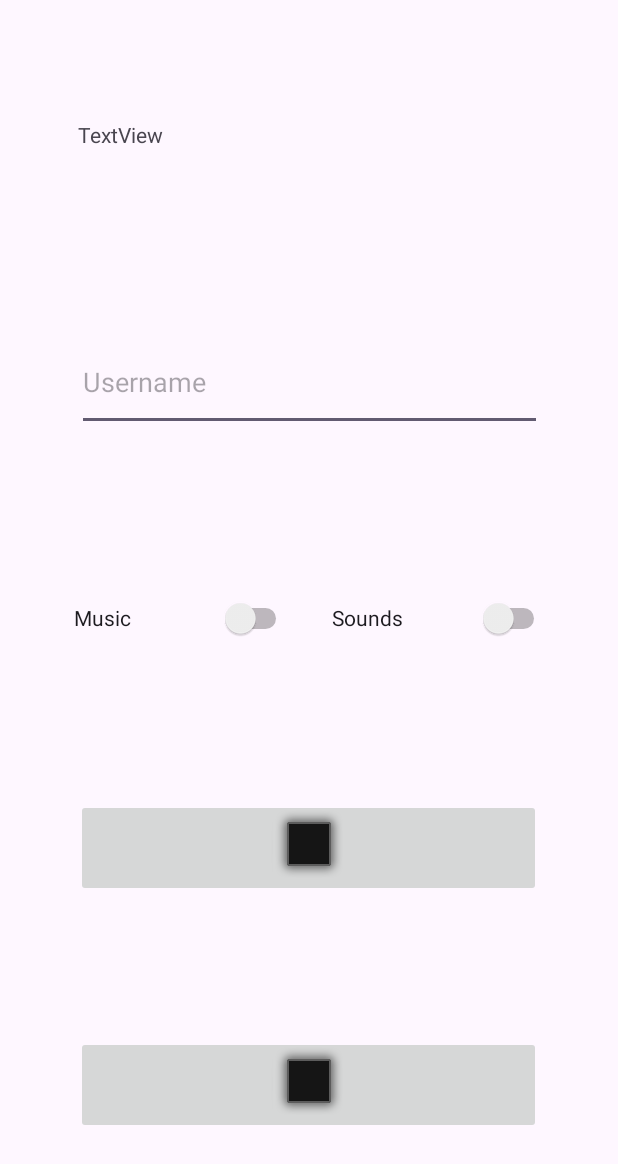
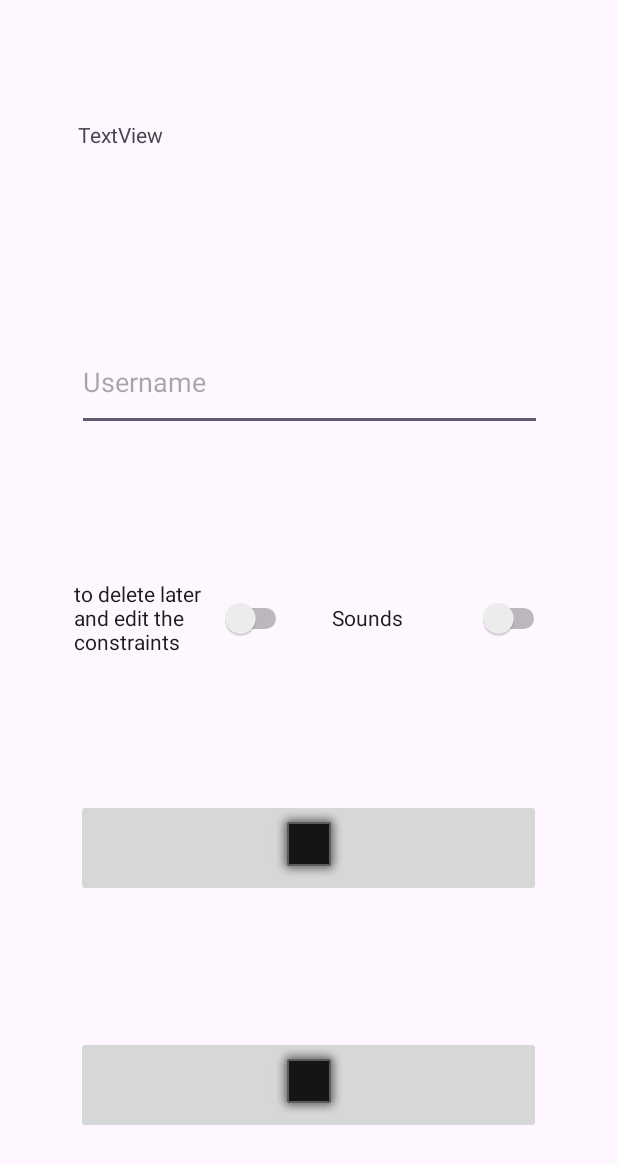
Before and after one commit to RaneAce/Weird-Block-Game, an Android app: the Settings screen opened directly, with no data from a screen before it, on a phone screen of 412 x 824 dp. Shown: the top 1164 px of the screen. Run offline under Robolectric (Android 15) with nearby library versions, the phone set to English and light mode, and no system bars.

Commit message:
29/05/2024 - worked in class did some resizing and stuff

```diff
--- a/app/src/main/java/com/example/myapplication/Activities/Game.java
+++ b/app/src/main/java/com/example/myapplication/Activities/Game.java
@@ -17,10 +17,9 @@ import com.example.myapplication.Obstacles.ObsList;
 import com.example.myapplication.R;
 
 public class Game extends SurfaceView implements Runnable {
-        //Random Random = new Random();
         private int width;
         private int height;
-        private int speed = 5 + (counter/9);
+        private int speed;
         private Canvas canvas;
         private Thread thread;
         private boolean isRunning = true;
@@ -59,7 +58,7 @@ public class Game extends SurfaceView implements Runnable {
 
         public void drawCanvas() {
             if (holder.getSurface().isValid()) {
-                speed = 5 + (counter/9);
+                speed = 3 + (counter/9);
                 canvas = holder.lockCanvas(); // canvas lock + create
                 canvas.drawPaint(bgPaint); // paint bg
                 // drawing objects
--- a/app/src/main/java/com/example/myapplication/Activities/ScoreBoard.java
+++ b/app/src/main/java/com/example/myapplication/Activities/ScoreBoard.java
@@ -1,6 +1,5 @@
 package com.example.myapplication.Activities;
 
-import static com.example.myapplication.Database.FBref.refHighScore;
 
 import androidx.appcompat.app.AppCompatActivity;
 import android.os.Bundle;
@@ -18,7 +17,6 @@ public class ScoreBoard extends AppCompatActivity {
         super.onCreate(savedInstanceState);
         setContentView(R.layout.activity_score_board);
 
-        //refHighScore.child("1stScorer").setValue(score);
 
     }
 
--- a/app/src/main/java/com/example/myapplication/Database/HighScore.java
+++ b/app/src/main/java/com/example/myapplication/Database/HighScore.java
@@ -12,6 +12,7 @@ public class HighScore {
         this.uid = uid;
         this.username = username;
     }
+    public HighScore(){}
 
     public int getScore() {
         return score;
--- a/app/src/main/java/com/example/myapplication/Database/User.java
+++ b/app/src/main/java/com/example/myapplication/Database/User.java
@@ -8,6 +8,7 @@ public class User {
             this.uid = uid;
             this.username = username;
     }
+    public User(){}
 
     public String getUid() {
         return uid;
--- a/app/src/main/res/layout/activity_screen.xml
+++ b/app/src/main/res/layout/activity_screen.xml
@@ -39,7 +39,7 @@
             android:layout_height="65dp"
             android:layout_weight="0.3"
             android:gravity="center"
-            android:onClick="PauseResume"/>
+            android:onClick="PauseResume" />
 
         <Space
             android:layout_width="0dp"
--- a/app/src/main/res/layout/activity_settings.xml
+++ b/app/src/main/res/layout/activity_settings.xml
@@ -36,7 +36,7 @@
         app:layout_constraintVertical_bias="1.0" />
 
     <ImageButton
-        android:id="@+id/imageButton"
+        android:id="@+id/Support_Button"
         android:layout_width="310dp"
         android:layout_height="65dp"
         android:layout_marginTop="88dp"
@@ -49,7 +49,7 @@
         app:srcCompat="@android:drawable/alert_dark_frame" />
 
     <ImageButton
-        android:id="@+id/imageButton2"
+        android:id="@+id/Credits"
         android:layout_width="310dp"
         android:layout_height="65dp"
         android:layout_marginTop="110dp"
@@ -58,7 +58,7 @@
         app:layout_constraintEnd_toEndOf="parent"
         app:layout_constraintHorizontal_bias="0.496"
         app:layout_constraintStart_toStartOf="parent"
-        app:layout_constraintTop_toTopOf="@+id/imageButton"
+        app:layout_constraintTop_toTopOf="@+id/Support_Button"
         app:layout_constraintVertical_bias="1.0"
         app:srcCompat="@android:drawable/alert_dark_frame" />
 
@@ -66,7 +66,7 @@
         android:id="@+id/switch1"
         android:layout_width="145dp"
         android:layout_height="65dp"
-        android:text="Music"
+        android:text="to delete later and edit the constraints"
         app:layout_constraintBottom_toBottomOf="parent"
         app:layout_constraintEnd_toEndOf="parent"
         app:layout_constraintHorizontal_bias="0.185"
@@ -79,7 +79,7 @@
         android:layout_height="65dp"
         android:layout_marginTop="92dp"
         android:text="Sounds"
-        app:layout_constraintBottom_toTopOf="@+id/imageButton"
+        app:layout_constraintBottom_toTopOf="@+id/Support_Button"
         app:layout_constraintEnd_toEndOf="parent"
         app:layout_constraintHorizontal_bias="0.829"
         app:layout_constraintStart_toStartOf="parent"
```
Also changed, not shown: app/src/main/res/drawable/circle.png, app/src/main/res/drawable/elioramarli.png (deleted), app/src/main/res/drawable/square.png, app/src/main/res/drawable/triangle.png.
